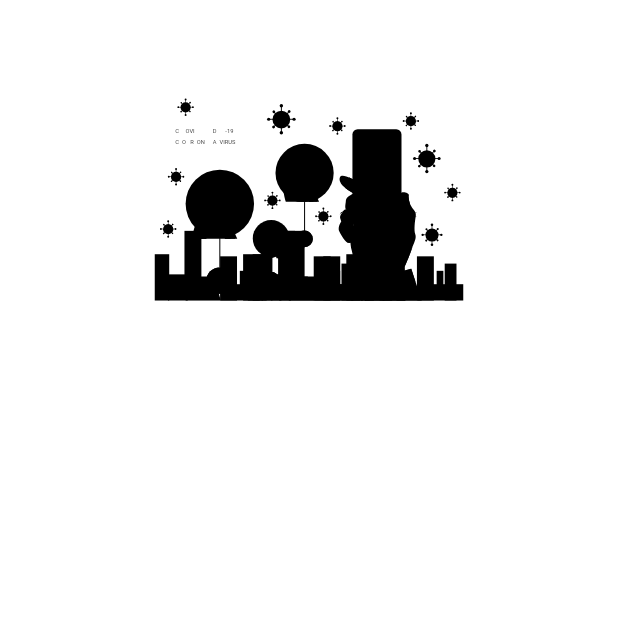
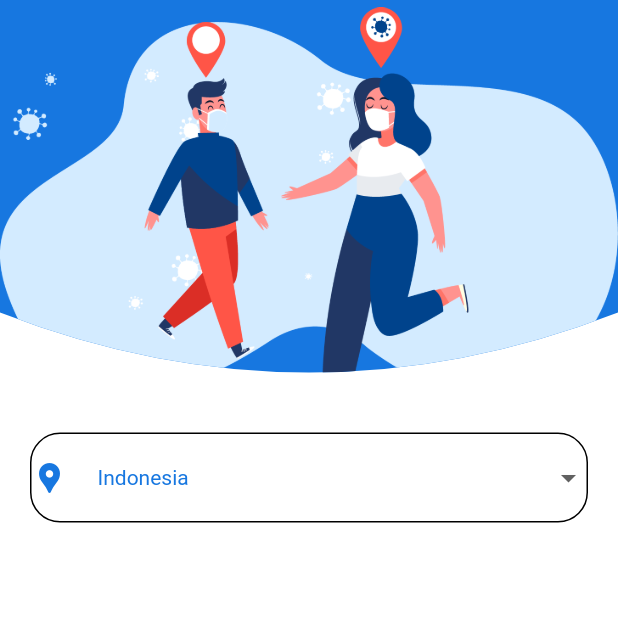
Before and after one commit to AlimNu/covid-update-app, a Flutter app: the screen it shows after launch, on a phone screen of 412 x 824 dp, the top half of it. Run offline on Flutter 3.47's test engine with Material 2 defaults, Android fonts, the phone set to English and light mode, and no system bars; our stand-ins replace flutter_svg.

Commit message:
change images header from svg to png

```diff
--- a/covid_monitoring/lib/main.dart
+++ b/covid_monitoring/lib/main.dart
@@ -15,7 +15,7 @@ class MyApp extends StatelessWidget {
       debugShowCheckedModeBanner: false,
       theme: ThemeData(
         primaryColor: kPrimaryColor,
-        scaffoldBackgroundColor: Colors.white60,
+        scaffoldBackgroundColor: Colors.white,
       ),
       home: HomeScreen(),
     );
--- /dev/null
+++ b/covid_monitoring/lib/screens/home/component/body.dart
@@ -0,0 +1,119 @@
+import 'dart:convert';
+
+import 'package:covid_monitoring/constant.dart';
+import 'package:flutter/foundation.dart';
+import 'package:flutter/material.dart';
+import 'package:flutter_svg/flutter_svg.dart';
+import 'package:http/http.dart' as http;
+
+
+class Body extends StatelessWidget {
+  Future<Countries> fetchCountries() async {
+    final response = await http.get('https://api.covid19api.com/countries');
+
+    if (response.statusCode == 200) {
+      // If the server did return a 200 OK response,
+      // then parse the JSON.
+      return Countries.fromJson(jsonDecode(response.body));
+    } else {
+      // If the server did not return a 200 OK response,
+      // then throw an exception.
+      throw Exception('Failed to load album');
+    }
+  }
+
+  @override
+  Widget build(BuildContext context) {
+    String dropDownValue = 'Indonesia';
+    Size size = MediaQuery
+        .of(context)
+        .size;
+    return Scaffold(
+      body: Column(
+        children: <Widget>[
+          ClipPath(
+            clipper: MyClipper(),
+            child: Container(
+              height: size.height * 0.35,
+              width: double.infinity,
+              decoration: BoxDecoration(
+                  color: kPrimaryLightColor,
+                  image: DecorationImage(
+                    image: AssetImage('assets/images/header.png'),
+                  )),
+            ),
+          ),
+          Container(
+            margin: EdgeInsets.symmetric(horizontal: 20),
+            height: 60,
+            width: double.infinity,
+            decoration: BoxDecoration(
+                color: Colors.white,
+                borderRadius: BorderRadius.circular(20),
+                border: Border.all(
+                  color: Colors.black,
+                )),
+            child: Row(
+              mainAxisAlignment: MainAxisAlignment.center,
+              children: <Widget>[
+                Icon(Icons.location_pin, color: kPrimaryLightColor,),
+                SizedBox(width: 20,),
+                Expanded(
+                    child: DropdownButton<String>(
+                      isExpanded: true,
+                      value: dropDownValue,
+                      icon: Icon(Icons.arrow_drop_down),
+                      items: <String>['Indonesia', 'Two', 'Free', 'Four']
+                          .map<DropdownMenuItem<String>>((String value) {
+                        return DropdownMenuItem<String>(
+                          value: value,
+                          child: Text(value),
+                        );
+                      }).toList(),
+                      style: TextStyle(color: kPrimaryLightColor),
+                      underline: SizedBox(),
+                      onChanged: (value) {},
+                    )),
+              ],
+            ),
+          ),
+        ],
+      ),
+    );
+  }
+}
+
+class MyClipper extends CustomClipper<Path> {
+  @override
+  Path getClip(Size size) {
+    var path = Path();
+    path.lineTo(0, size.height - 80);
+    path.quadraticBezierTo(
+        size.width / 2, size.height, size.width, size.height - 80);
+    path.lineTo(size.width, 0);
+    path.close();
+    return path;
+  }
+
+  @override
+  bool shouldReclip(covariant CustomClipper<Path> oldClipper) {
+    return false;
+  }
+}
+
+class Countries {
+  final String country;
+  final String slug;
+  final String iso2;
+
+  Countries({this.country, this.slug, this.iso2});
+
+  factory Countries.fromJson(Map<String, dynamic> json){
+    return Countries(
+        country: json['Country'],
+        slug: json['Slug'],
+        iso2: json['ISO2']);
+  }
+
+
+}
--- a/covid_monitoring/lib/screens/home/home_screen.dart
+++ b/covid_monitoring/lib/screens/home/home_screen.dart
@@ -1,22 +1,9 @@
+import 'package:covid_monitoring/screens/home/component/body.dart';
 import 'package:flutter/material.dart';
-import 'package:flutter_svg/flutter_svg.dart';
-
 
 class HomeScreen extends StatelessWidget {
   @override
   Widget build(BuildContext context) {
-    Size size = MediaQuery.of(context).size;
-    return Container(
-      height: size.height,
-      width: double.infinity,
-      child: Stack(
-        alignment: Alignment.center,
-        children: <Widget>[
-          Positioned(
-              top: 0,
-              child: SvgPicture.asset("assets/images/header.svg", width: size.width * 0.5,)),
-        ],
-      ),
-    );
+    return Body();
   }
 }
--- a/covid_monitoring/pubspec.yaml
+++ b/covid_monitoring/pubspec.yaml
@@ -21,8 +21,10 @@ environment:
   sdk: ">=2.7.0 <3.0.0"
 
 dependencies:
+  http: ^0.12.2
   flutter:
     sdk: flutter
+
 
 
   # The following adds the Cupertino Icons font to your application.
```
Also changed, not shown: covid_monitoring/assets/icons/maps-and-flags.svg (added), covid_monitoring/assets/icons/sort-down.svg (added), covid_monitoring/assets/images/backgound.png (added), covid_monitoring/assets/images/banner.png (added), covid_monitoring/assets/images/detail_background.svg, covid_monitoring/assets/images/header.png (added), covid_monitoring/assets/images/header.svg, covid_monitoring/assets/images/negatif.png (added), covid_monitoring/assets/images/positif++.png (added), covid_monitoring/assets/images/positif.png (added), covid_monitoring/pubspec.lock.
